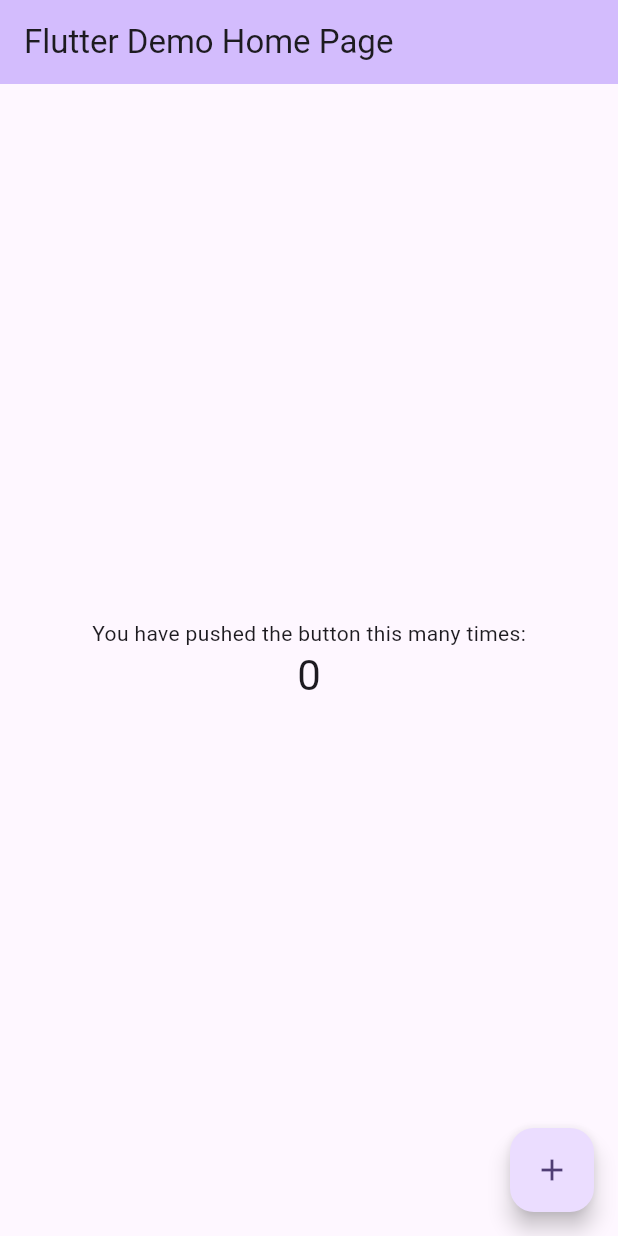
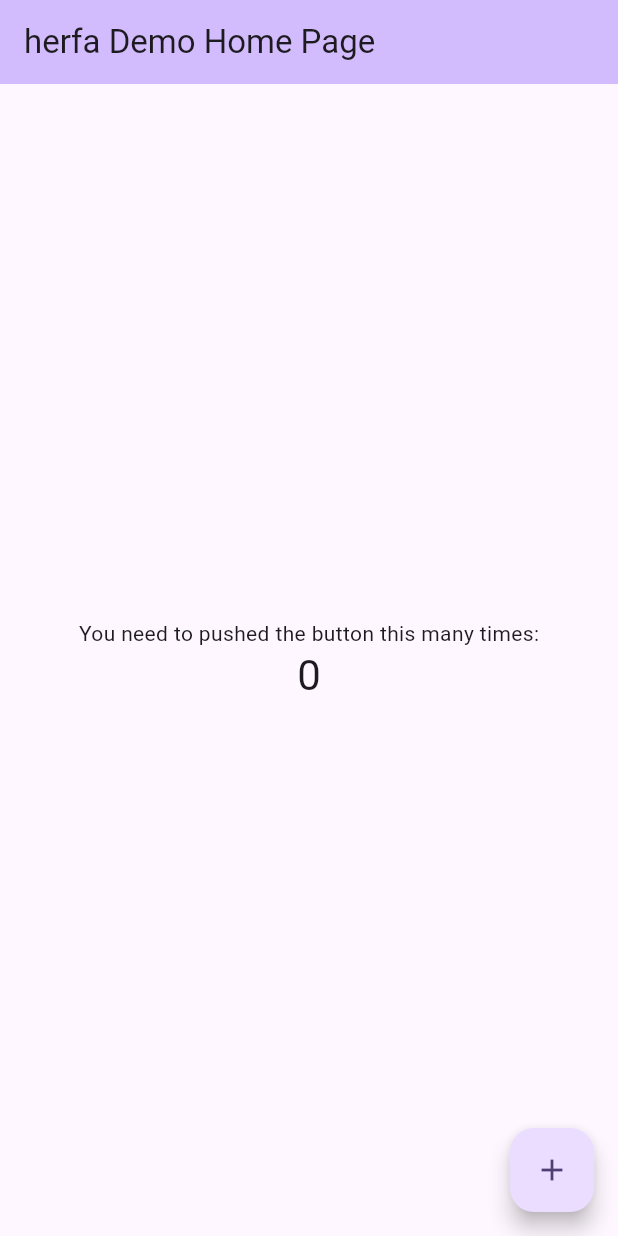
Before and after one commit to alilotfy4321/herfa, a Flutter app: the screen it shows after launch, on a phone screen of 412 x 824 dp. Run offline on Flutter 3.47's test engine with Material 3 defaults, Android fonts, the phone set to English and light mode, and no system bars.

Commit message:
branche test remove comments

```diff
--- a/lib/main.dart
+++ b/lib/main.dart
@@ -6,32 +6,18 @@
 
 class MyApp extends StatelessWidget {
   const MyApp({super.key});
-
+ //----------the beance test handel sucessfully------------------
   // This widget is the root of your application.
   @override
   Widget build(BuildContext context) {
     return MaterialApp(
       title: 'herfa Demo',
       theme: ThemeData(
-        // This is the theme of your application.
-        //
-        // TRY THIS: Try running your application with "flutter run". You'll see
-        // the application has a purple toolbar. Then, without quitting the app,
-        // try changing the seedColor in the colorScheme below to Colors.green
-        // and then invoke "hot reload" (save your changes or press the "hot
-        // reload" button in a Flutter-supported IDE, or press "r" if you used
-        // the command line to start the app).
-        //
-        // Notice that the counter didn't reset back to zero; the application
-        // state is not lost during the reload. To reset the state, use hot
-        // restart instead.
-        //
-        // This works for code too, not just values: Most code changes can be
-        // tested with just a hot reload.
+
         colorScheme: ColorScheme.fromSeed(seedColor: Colors.deepPurple),
         useMaterial3: true,
       ),
-      home: const MyHomePage(title: 'Flutter Demo Home Page'),
+      home: const MyHomePage(title: 'herfa Demo Home Page'),
     );
   }
 }
@@ -39,14 +25,6 @@
 class MyHomePage extends StatefulWidget {
   const MyHomePage({super.key, required this.title});
 
-  // This widget is the home page of your application. It is stateful, meaning
-  // that it has a State object (defined below) that contains fields that affect
-  // how it looks.
-
-  // This class is the configuration for the state. It holds the values (in this
-  // case the title) provided by the parent (in this case the App widget) and
-  // used by the build method of the State. Fields in a Widget subclass are
-  // always marked "final".
 
   final String title;
 
@@ -59,54 +37,29 @@
 
   void _incrementCounter() {
     setState(() {
-      // This call to setState tells the Flutter framework that something has
-      // changed in this State, which causes it to rerun the build method below
-      // so that the display can reflect the updated values. If we changed
-      // _counter without calling setState(), then the build method would not be
-      // called again, and so nothing would appear to happen.
+
       _counter++;
     });
   }
 
   @override
   Widget build(BuildContext context) {
-    // This method is rerun every time setState is called, for instance as done
-    // by the _incrementCounter method above.
-    //
-    // The Flutter framework has been optimized to make rerunning build methods
-    // fast, so that you can just rebuild anything that needs updating rather
-    // than having to individually change instances of widgets.
+
     return Scaffold(
       appBar: AppBar(
-        // TRY THIS: Try changing the color here to a specific color (to
-        // Colors.amber, perhaps?) and trigger a hot reload to see the AppBar
-        // change color while the other colors stay the same.
+
         backgroundColor: Theme.of(context).colorScheme.inversePrimary,
-        // Here we take the value from the MyHomePage object that was created by
-        // the App.build method, and use it to set our appbar title.
+
         title: Text(widget.title),
       ),
       body: Center(
-        // Center is a layout widget. It takes a single child and positions it
-        // in the middle of the parent.
+
         child: Column(
-          // Column is also a layout widget. It takes a list of children and
-          // arranges them vertically. By default, it sizes itself to fit its
-          // children horizontally, and tries to be as tall as its parent.
-          //
-          // Column has various properties to control how it sizes itself and
-          // how it positions its children. Here we use mainAxisAlignment to
-          // center the children vertically; the main axis here is the vertical
-          // axis because Columns are vertical (the cross axis would be
-          // horizontal).
-          //
-          // TRY THIS: Invoke "debug painting" (choose the "Toggle Debug Paint"
-          // action in the IDE, or press "p" in the console), to see the
-          // wireframe for each widget.
+
           mainAxisAlignment: MainAxisAlignment.center,
           children: <Widget>[
             const Text(
-              'You have pushed the button this many times:',
+              'You need to pushed the button this many times:',
             ),
             Text(
               '$_counter',
```
